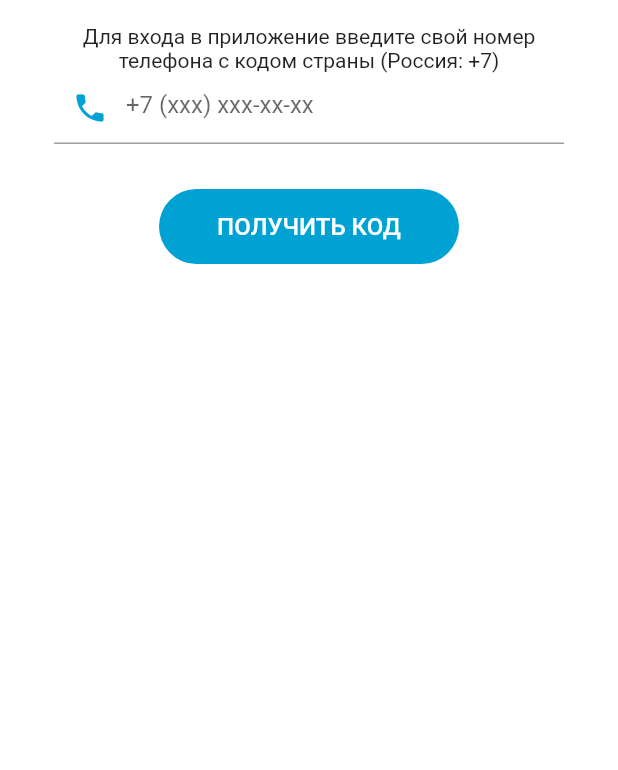
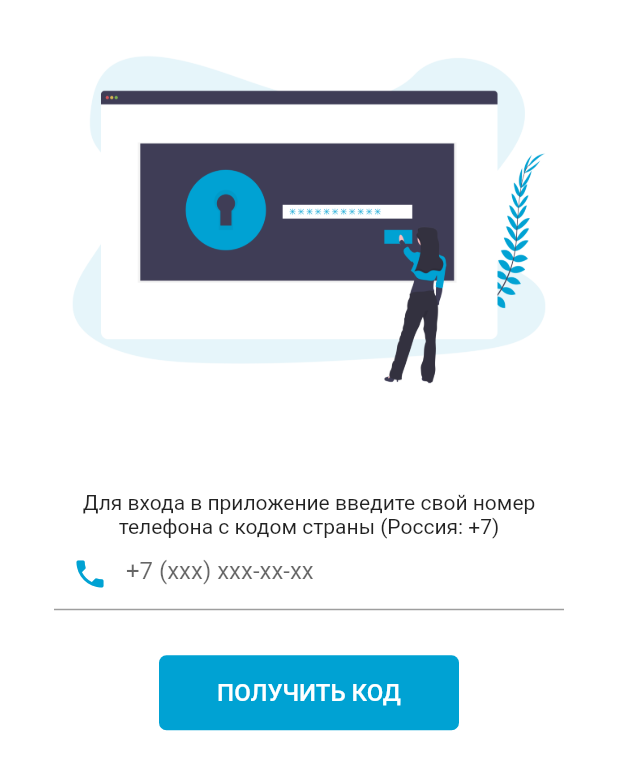
Before and after one commit to GeorgijIlin/vpomosh, a Flutter app: the LoginPage screen opened by its route, on a phone screen of 412 x 824 dp. Shown: the top 770 px of the screen. Run offline on Flutter 3.47's test engine with Material 2 defaults, Android fonts, the phone set to English and light mode, and no system bars; our stand-ins replace cloud_firestore, firebase_auth, flutter_masked_text, shared_preferences; accounts and stored records are empty.

Commit message:
Added png image to login page through assets

```diff
--- a/lib/pages/login_page.dart
+++ b/lib/pages/login_page.dart
@@ -27,8 +27,6 @@ class _LoginPageState extends State<LoginPage> {
   FirebaseAuth _fbAuth;
   String _message = "Для входа в приложение введите свой номер телефона с кодом страны (Россия: +7)";
 
-  String _phoneNumber = 'assets/images/phone.svg';
-
   @override
   void initState() {
     super.initState();
@@ -49,6 +47,12 @@ class _LoginPageState extends State<LoginPage> {
                 child: Column(
                   mainAxisAlignment: MainAxisAlignment.center,
                   children: <Widget>[
+                    new Container(
+                      margin: new EdgeInsets.only(bottom: 50.0),
+                      child: Container(
+                        child: Image.asset('assets/images/auth.png'),
+                      ),
+                    ),
                     new Container(
                       margin: new EdgeInsets.symmetric(horizontal: 20),
                       child: Text(
@@ -238,7 +242,7 @@ class _LoginPageState extends State<LoginPage> {
         color: Theme.of(context).primaryColor,
         child: new Text(isOtpSent ? "ВОЙТИ" : "ПОЛУЧИТЬ КОД", style: new TextStyle(fontSize: 16, color: Colors.white),),
         shape: RoundedRectangleBorder(
-          borderRadius: BorderRadius.circular(40),
+          borderRadius: BorderRadius.circular(5),
         ),
       ),
     );
@@ -321,4 +325,5 @@ class _LoginPageState extends State<LoginPage> {
       },
     );
   }
+
 }
--- a/pubspec.yaml
+++ b/pubspec.yaml
@@ -46,9 +46,8 @@ flutter:
   uses-material-design: true
 
   # To add assets to your application, add an assets section, like this:
-  # assets:
-  #   - images/a_dot_burr.jpeg
-  #   - images/a_dot_ham.jpeg
+  assets:
+    - assets/images/
 
   # An image asset can refer to one or more resolution-specific "variants", see
   # https://flutter.dev/assets-and-images/#resolution-aware.
```
Also changed, not shown: assets/images/auth.png (added).
